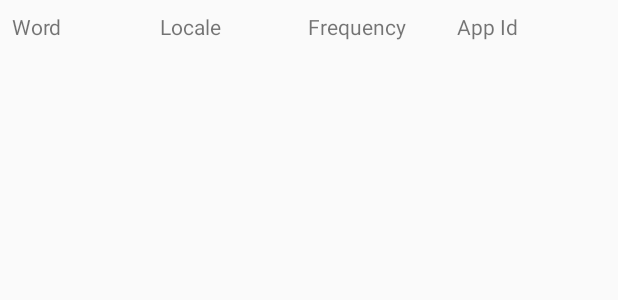
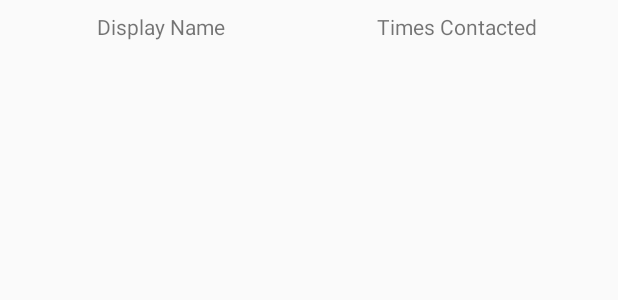
Before and after one commit to MohamedMedhat1998/ContentProvidersPlayGround, an Android app: the layout word_dictionary_item.xml on its own in the app's theme, with its tools: preview values and no code run, on a phone screen of 412 x 824 dp. Shown: the top 300 px of the screen. Run offline under Robolectric (Android 15) with nearby library versions, the phone set to English and light mode, and no system bars.

Commit message:
Changed the word dictionary provider with contacts provider

```diff
--- a/app/src/main/AndroidManifest.xml
+++ b/app/src/main/AndroidManifest.xml
@@ -2,7 +2,7 @@
 <manifest xmlns:android="http://schemas.android.com/apk/res/android"
           package="com.andalus.contentprovidersplayground">
 
-    <uses-permission android:name="android.permission.READ_USER_DICTIONARY"/>
+    <uses-permission android:name="android.permission.READ_CONTACTS"/>
     <application
             android:allowBackup="true"
             android:icon="@mipmap/ic_launcher"
--- /dev/null
+++ b/app/src/main/java/com/andalus/contentprovidersplayground/Objects/Contact.kt
@@ -0,0 +1,3 @@
+package com.andalus.contentprovidersplayground.Objects
+
+data class Contact(val name: String, val timesContacted: String)
--- a/app/src/main/java/com/andalus/contentprovidersplayground/Objects/Word.kt
+++ /dev/null
@@ -1,3 +0,0 @@
-package com.andalus.contentprovidersplayground.Objects
-
-data class Word(val word: String, val locale: String, val frequency: String, val appId: String)
--- a/app/src/main/res/layout/activity_main.xml
+++ b/app/src/main/res/layout/activity_main.xml
@@ -9,6 +9,7 @@
 
 
     <androidx.recyclerview.widget.RecyclerView
+            android:id="@+id/rvContacts"
             android:layout_width="0dp"
             android:layout_height="0dp" app:layout_constraintTop_toTopOf="parent"
             android:layout_marginTop="8dp" android:layout_marginEnd="8dp" android:layout_marginRight="8dp"
--- a/app/src/main/res/layout/word_dictionary_item.xml
+++ b/app/src/main/res/layout/word_dictionary_item.xml
@@ -16,32 +16,20 @@
             android:layout_marginStart="8dp" android:layout_marginTop="8dp" app:layout_constraintTop_toTopOf="parent"
             android:layout_marginBottom="8dp" app:layout_constraintBottom_toBottomOf="parent">
         <TextView
-                tools:text="Word"
+                tools:text="Display Name"
                 android:layout_weight="1"
                 android:layout_width="0dp"
+                android:gravity="center"
                 android:layout_height="wrap_content"
-                android:id="@+id/tvWordItem"
+                android:id="@+id/tvDisplayName"
                 tools:layout_editor_absoluteX="16dp" tools:layout_editor_absoluteY="27dp"/>
         <TextView
-                tools:text="Locale"
+                tools:text="Times Contacted"
                 android:layout_weight="1"
+                android:gravity="center"
                 android:layout_width="0dp"
                 android:layout_height="wrap_content"
-                android:id="@+id/tvLocaleItem"
+                android:id="@+id/tvTimesContacted"
                 tools:layout_editor_absoluteY="8dp" tools:layout_editor_absoluteX="286dp"/>
-        <TextView
-                tools:text="Frequency"
-                android:layout_weight="1"
-                android:layout_width="0dp"
-                android:layout_height="wrap_content"
-                android:id="@+id/tvFrequencyItem"
-                tools:layout_editor_absoluteX="337dp" tools:layout_editor_absoluteY="8dp"/>
-        <TextView
-                tools:text="App Id"
-                android:layout_weight="1"
-                android:layout_width="0dp"
-                android:layout_height="wrap_content"
-                android:id="@+id/tvAppIdItem"
-                tools:layout_editor_absoluteX="68dp" tools:layout_editor_absoluteY="8dp"/>
     </LinearLayout>
 </androidx.constraintlayout.widget.ConstraintLayout>
```
Also changed, not shown: app/src/main/java/com/andalus/contentprovidersplayground/Adapters/ContactsAdapter.kt (added, +34 -0 lines), app/src/main/java/com/andalus/contentprovidersplayground/Adapters/WordDictionaryAdapter.kt (deleted, +0 -38 lines), app/src/main/java/com/andalus/contentprovidersplayground/ArchtectureComponents/MainActivityModel.kt (+7 -5 lines), app/src/main/java/com/andalus/contentprovidersplayground/ArchtectureComponents/MainActivityModelFactory.kt (added, +13 -0 lines), app/src/main/java/com/andalus/contentprovidersplayground/MainActivity.kt (+25 -1 lines), app/src/main/java/com/andalus/contentprovidersplayground/Providers/ContactsProvider.kt (added, +56 -0 lines), app/src/main/java/com/andalus/contentprovidersplayground/Providers/WordDictionaryProvider.kt (deleted, +0 -54 lines).
